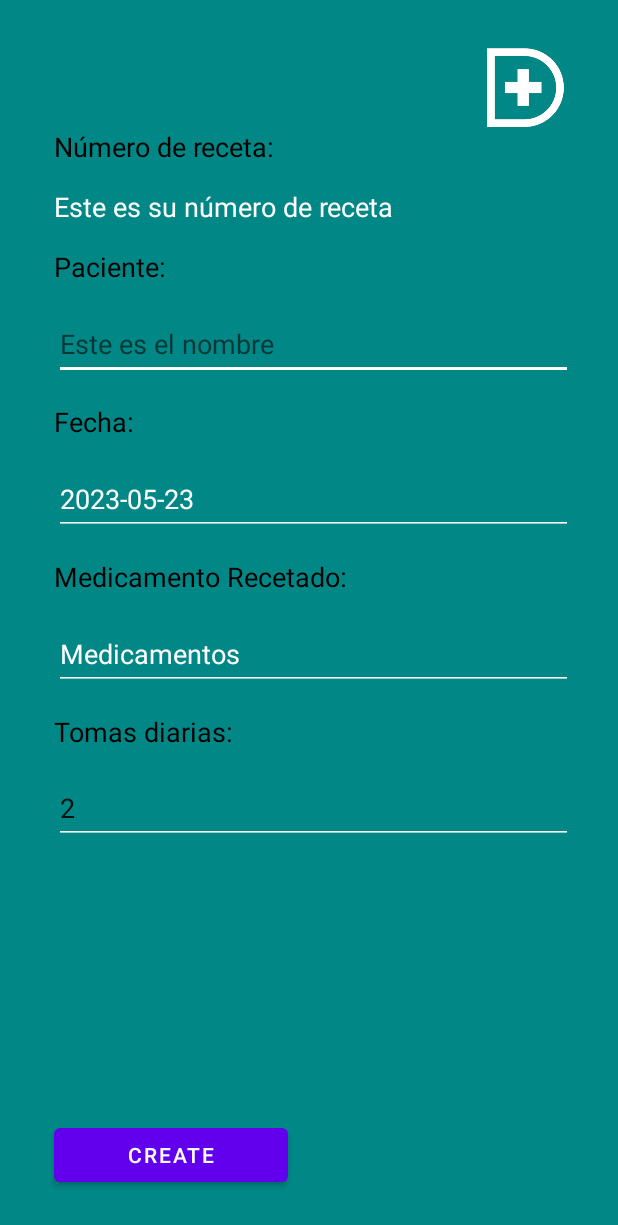
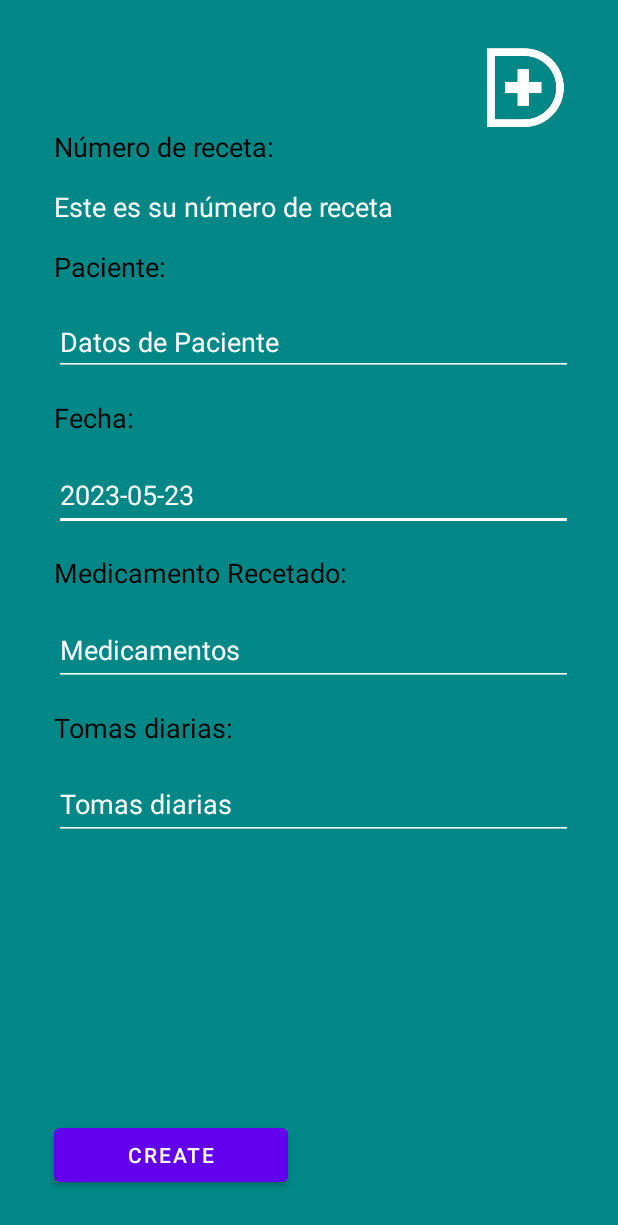
Before and after one commit to ProJoseanvi/DoctorPlusApp, an Android app: the Create screen opened directly, with no data from a screen before it, on a phone screen of 412 x 824 dp. Shown: the top 1225 px of the screen. Run offline under Robolectric (Android 15) with nearby library versions, the phone set to English and light mode, and no system bars.

Commit message:
Ficheros modificados hasta ahora

```diff
--- a/app/src/main/java/com/example/doctorplus/common/Constantes.java
+++ b/app/src/main/java/com/example/doctorplus/common/Constantes.java
@@ -2,7 +2,7 @@ package com.example.doctorplus.common;
 
 //Aqui añadiremos constantes accesibles desde todas las partes de la App
  public class Constantes {
-     public static final String API_DOCTORPLUS_BASE_URL = "http://192.168.1.72:8080/demo/";
+     public static final String API_DOCTORPLUS_BASE_URL = "http://172.26.14.142:8080/demo/";
 
      public static final String USER_ROLE = "user_role";
      public static final String USER_ID = "user_id";
--- a/app/src/main/java/com/example/doctorplus/common/Patient.java
+++ b/app/src/main/java/com/example/doctorplus/common/Patient.java
@@ -20,4 +20,9 @@ public class Patient {
     public void setName(String name) {
         this.name = name;
     }
+
+
+    public String toString(){
+        return this.name;
+    }
 }
--- a/app/src/main/java/com/example/doctorplus/userInterface/Create.java
+++ b/app/src/main/java/com/example/doctorplus/userInterface/Create.java
@@ -8,6 +8,7 @@ import android.content.res.ColorStateList;
 import android.graphics.Color;
 import android.os.Bundle;
 import android.view.View;
+import android.widget.AdapterView;
 import android.widget.ArrayAdapter;
 import android.widget.AutoCompleteTextView;
 import android.widget.Button;
@@ -33,6 +34,7 @@ import com.example.doctorplus.retrofit.response.ResponseListPatients;
 import com.example.doctorplus.retrofit.response.ResponseRecipeId;
 
 import java.text.SimpleDateFormat;
+import java.util.ArrayList;
 import java.util.Calendar;
 import java.util.List;
 
@@ -43,15 +45,18 @@ import retrofit2.Retrofit;
 import retrofit2.converter.gson.GsonConverterFactory;
 
 public class Create extends AppCompatActivity {
-    private EditText patientEdt, dateCreationEdt, tomasEdt;
+
+    private EditText dateCreationEdt, tomasEdt;
     private Button createRecipeBtn;
     private ImageView ivPantallaAnterior;
-    private AutoCompleteTextView acMeds;
+    private AutoCompleteTextView acMeds, acPatients;
 
     private String recipeId;
     private List<Med> meds;
     private List<Patient> patients;
     private String recipeDate;
+
+    private Integer idPatientSelected;
 
     TextView tvNumeroAsignado, tvMensajeError;
 
@@ -71,7 +76,7 @@ public class Create extends AppCompatActivity {
         if (getSupportActionBar() != null) {
             getSupportActionBar().hide();
         }
-        patientEdt = findViewById(R.id.editTextPatientCreate);
+        acPatients = findViewById(R.id.autoCompletePatients);
         dateCreationEdt = findViewById(R.id.editTextDateCreation);
         acMeds = findViewById(R.id.autoCompleteMeds);
         tomasEdt = findViewById(R.id.editTextNumTomas);
@@ -80,26 +85,14 @@ public class Create extends AppCompatActivity {
         tvMensajeError = findViewById(R.id.textViewMensajeError);
         ivPantallaAnterior = findViewById(R.id.imageViewLogoCreate);
 
-
         findViews();
         events();
         retrofitInit();
-
-
-        /*ArrayAdapter<String> adapter = new ArrayAdapter<>(this,
-                android.R.layout.simple_dropdown_item_1line, MEDICINES);
-        AutoCompleteTextView textView = (AutoCompleteTextView)
-                findViewById(R.id.autoCompleteMeds);
-        textView.setAdapter(adapter);*/
-
-
 
         generateRecipeId();
         generateListMeds();
         generateListPatients();
         generateRecipeDate();
-        // TODO Borrar esto chico, que es una chapucilla
-        tomasEdt.setText("2");
 
 
         // añadimos click listener al botón
@@ -127,8 +120,14 @@ public class Create extends AppCompatActivity {
                 if (response.isSuccessful()) {
                     //Toast.makeText(Create.this, "Connection success!", Toast.LENGTH_SHORT).show();
                     patients = response.body().getPatients();
-                    // TODO Borrar esto chico, que es una chapucilla
-                    patientEdt.setText(patients.get(0).getName());
+                    acPatients.setAdapter(new ArrayAdapter<>(Create.this,  android.R.layout.simple_dropdown_item_1line, patients));
+                    acPatients.setOnItemClickListener(new AdapterView.OnItemClickListener() {
+                        @Override
+                        public void onItemClick(AdapterView<?> parent, View view, int position, long id) {
+                            Patient p = (Patient) parent.getItemAtPosition(position);
+                            idPatientSelected = p.getId();
+                        }
+                    });
                 } else {
                     Toast.makeText(Create.this, "No se ha logrado conectar con el servidor", Toast.LENGTH_SHORT).show();
                 }
@@ -158,12 +157,8 @@ public class Create extends AppCompatActivity {
 
                 if (response.isSuccessful()) {
                     Toast.makeText(Create.this, "Conexión exitosa", Toast.LENGTH_SHORT).show();
-                    /*assert response.body() != null;
-                    meds = response.body().getMeds();*/
-                    AutoCompleteTextView autoCompleteTextView = findViewById(R.id.autoCompleteMeds);
-                    ArrayAdapter<Med> adapter;
-                    adapter = new ArrayAdapter<>(Create.this, android.R.layout.simple_dropdown_item_1line, meds);
-                    autoCompleteTextView.setAdapter(adapter);
+                    ArrayAdapter<String> adapter = new ArrayAdapter<>(Create.this, android.R.layout.simple_dropdown_item_1line, response.body().getMedsNames());
+                    acMeds.setAdapter(adapter);
 
                 } else {
                     Toast.makeText(Create.this, "No se ha logrado conectar con el servidor", Toast.LENGTH_SHORT).show();
@@ -186,6 +181,7 @@ public class Create extends AppCompatActivity {
 
                 if (response.isSuccessful()) {
                     Toast.makeText(Create.this, "Conexión exitosa", Toast.LENGTH_SHORT).show();
+                    tvNumeroAsignado.setText("");
                     tvNumeroAsignado.setText(response.body().getId());
                     recipeId = response.body().getId();
                 } else {
@@ -207,10 +203,6 @@ public class Create extends AppCompatActivity {
     private void findViews() {
 
     }
-
-    /*private static final String[] MEDICINES = new String[] {
-            "paracetamol", "valium", "apiretal", "zolpidem", "amoxicilina","lorazepam","diazepam","fentanilo","risperidona","citalopram"
-    };*/
 
     private void postData(String recipeId, Integer patientId, String date, String medication, String tomas) {
 
@@ -234,10 +226,14 @@ public class Create extends AppCompatActivity {
                 Toast.makeText(Create.this, responseFromAPI.getMessage(), Toast.LENGTH_SHORT).show();
                 if (responseFromAPI.getSuccess().equals("ok")) {
                     generateRecipeId();
-                    patientEdt.setText("");
-                    dateCreationEdt.setText("");
+                    generateListMeds();
+                    generateListPatients();
+                    generateRecipeDate();
+
+                    tomasEdt.setText("");
                     acMeds.setText("");
-                    tomasEdt.setText("");
+                    acPatients.setText("");
+
                 }
 
             }
@@ -252,14 +248,7 @@ public class Create extends AppCompatActivity {
     private void onClick(View v) {
         // validamos si campos de textos vacíos o no
         boolean error = false;
-        if (patientEdt.getText().toString().trim().isEmpty()) {
-            //patientEdt.setBackgroundColor(Color.RED);
-            ColorStateList colorStateList = ColorStateList.valueOf(ContextCompat.getColor(this, R.color.rojo));
-            patientEdt.setBackgroundTintList(colorStateList);
-            error = true;
-        } else {
-            patientEdt.setTextColor(Color.WHITE);
-        }
+
 
         /*if (dateCreationEdt.getText().toString().trim().isEmpty()) {
             //patientEdt.setBackgroundColor(Color.RED);
@@ -273,7 +262,15 @@ public class Create extends AppCompatActivity {
         if (acMeds.getText().toString().trim().isEmpty()) {
             //patientEdt.setBackgroundColor(Color.RED);
             ColorStateList colorStateList = ColorStateList.valueOf(ContextCompat.getColor(this, R.color.rojo));
-            patientEdt.setBackgroundTintList(colorStateList);
+            //patientEdt.setBackgroundTintList(colorStateList);
+
+            if(this.meds.contains(acMeds.getText())){
+                //todo guay sigue para adelante
+                //limpio los mensajes de error
+            }else{
+                // muestro los mensajes de error
+                // y evito que se mande la informacion al servidor
+            }
             error = true;
         } else {
             acMeds.setTextColor(Color.WHITE);
@@ -296,7 +293,7 @@ public class Create extends AppCompatActivity {
         tvMensajeError.setVisibility(View.INVISIBLE);
 
 
-        postData(recipeId, patients.get(0).getId(), dateCreationEdt.getText().toString(), acMeds.getText().toString(), tomasEdt.getText().toString());
+        postData(recipeId, idPatientSelected, dateCreationEdt.getText().toString(), acMeds.getText().toString(), tomasEdt.getText().toString());
 
     }
 
--- a/app/src/main/res/layout/create.xml
+++ b/app/src/main/res/layout/create.xml
@@ -61,7 +61,7 @@
         app:layout_constraintEnd_toEndOf="parent"
         app:layout_constraintHorizontal_bias="0.0"
         app:layout_constraintStart_toStartOf="parent"
-        app:layout_constraintTop_toBottomOf="@+id/editTextPatientCreate" />
+        app:layout_constraintTop_toBottomOf="@+id/autoCompletePatients" />
 
     <TextView
         android:id="@+id/textViewMedicamRecet"
@@ -91,25 +91,6 @@
         app:layout_constraintStart_toStartOf="parent"
         app:layout_constraintTop_toBottomOf="@+id/autoCompleteMeds"
         tools:text="@string/TextViewTomasCreacion" />
-
-    <EditText
-        android:id="@+id/editTextPatientCreate"
-        android:layout_width="0dp"
-        android:layout_height="wrap_content"
-        android:layout_marginStart="36dp"
-        android:layout_marginTop="15dp"
-        android:layout_marginEnd="30dp"
-        android:backgroundTint="@color/white"
-        android:ems="10"
-        android:hint="@string/EtHintPaciente"
-        android:inputType="textPersonName"
-        android:minHeight="48dp"
-        android:text=""
-        android:textColor="@color/white"
-        app:layout_constraintEnd_toEndOf="parent"
-        app:layout_constraintHorizontal_bias="0.0"
-        app:layout_constraintStart_toStartOf="parent"
-        app:layout_constraintTop_toBottomOf="@+id/textViewCreacionPac" />
 
     <EditText
         android:id="@+id/editTextDateCreation"
@@ -199,4 +180,18 @@
         app:layout_constraintStart_toStartOf="parent"
         app:layout_constraintTop_toBottomOf="@+id/textViewMedicamRecet" />
 
+    <AutoCompleteTextView
+        android:id="@+id/autoCompletePatients"
+        android:layout_width="0dp"
+        android:layout_height="wrap_content"
+        android:layout_marginStart="36dp"
+        android:layout_marginTop="15dp"
+        android:layout_marginEnd="30dp"
+        android:backgroundTint="@android:color/white"
+        android:hint="@string/AutoCompletePatients"
+        android:textColorHint="@color/white"
+        app:layout_constraintEnd_toEndOf="parent"
+        app:layout_constraintStart_toStartOf="parent"
+        app:layout_constraintTop_toBottomOf="@+id/textViewCreacionPac" />
+
 </androidx.constraintlayout.widget.ConstraintLayout>
--- a/app/src/main/res/values/strings.xml
+++ b/app/src/main/res/values/strings.xml
@@ -197,4 +197,5 @@
     <string name="acMedicines">medicamentos</string>
     <string name="acMedicine">Medicamentos</string>
     <string name="acMedsHint">Medicamentos</string>
+    <string name="AutoCompletePatients">Datos de Paciente</string>
 </resources>
```
Also changed, not shown: app/src/main/java/com/example/doctorplus/retrofit/response/ResponseCreateRecipe.java (+4 -4 lines), app/src/main/java/com/example/doctorplus/retrofit/response/ResponseListMeds.java (+9 -0 lines).
